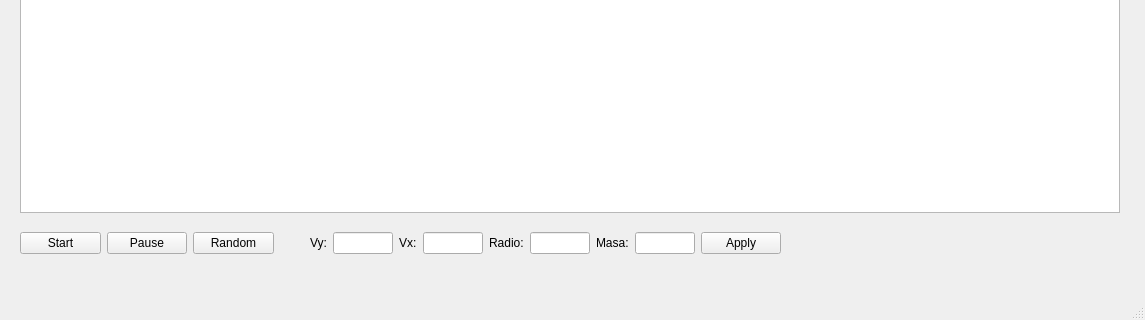
The window that Lab6/mainwindow.ui (MariaUdeA/Lab6) describes before a commit, drawn with Qt 5; both pictures show x 0 to 1145 and y 347 to 667 of the 1145 by 667 pixel window.
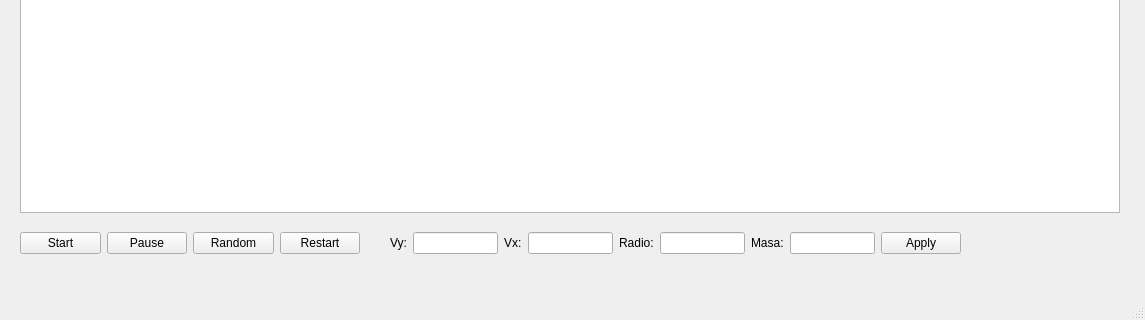
The same window after the commit.

```diff
--- a/Lab6/mainwindow.ui
+++ b/Lab6/mainwindow.ui
@@ -29,7 +29,7 @@
      <rect>
       <x>20</x>
       <y>550</y>
-      <width>254</width>
+      <width>340</width>
       <height>80</height>
      </rect>
     </property>
@@ -55,14 +55,21 @@
        </property>
       </widget>
      </item>
+     <item>
+      <widget class="QPushButton" name="Restart">
+       <property name="text">
+        <string>Restart</string>
+       </property>
+      </widget>
+     </item>
     </layout>
    </widget>
    <widget class="QWidget" name="horizontalLayoutWidget_2">
     <property name="geometry">
      <rect>
-      <x>310</x>
+      <x>390</x>
       <y>550</y>
-      <width>471</width>
+      <width>571</width>
       <height>80</height>
      </rect>
     </property>
```
